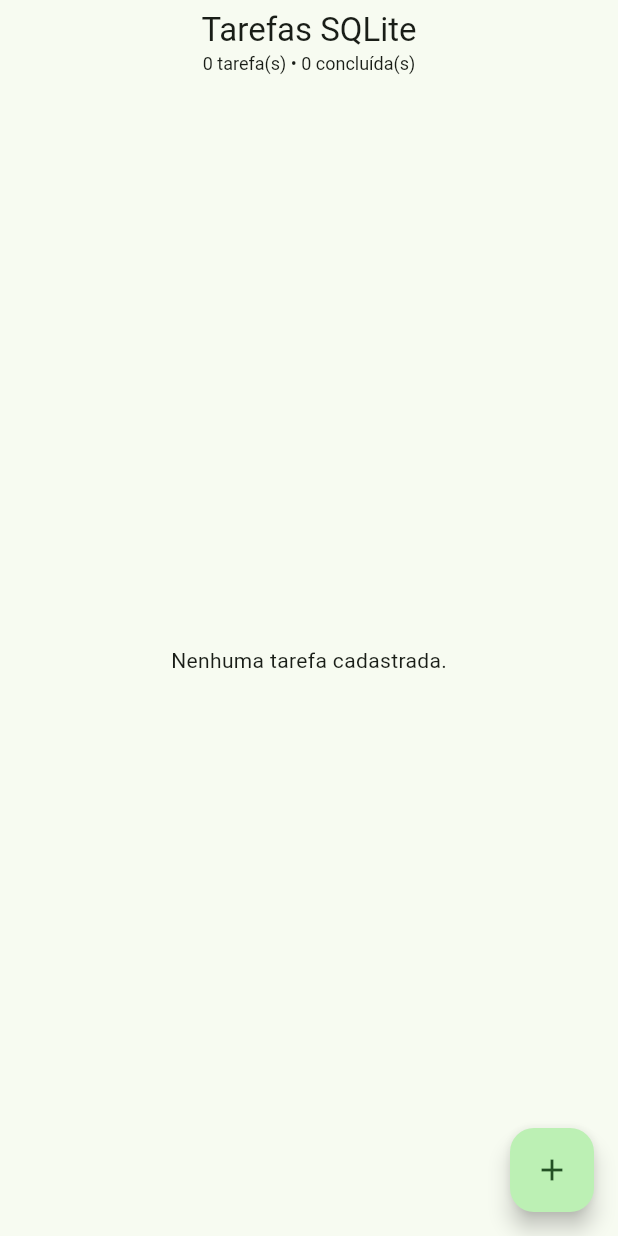
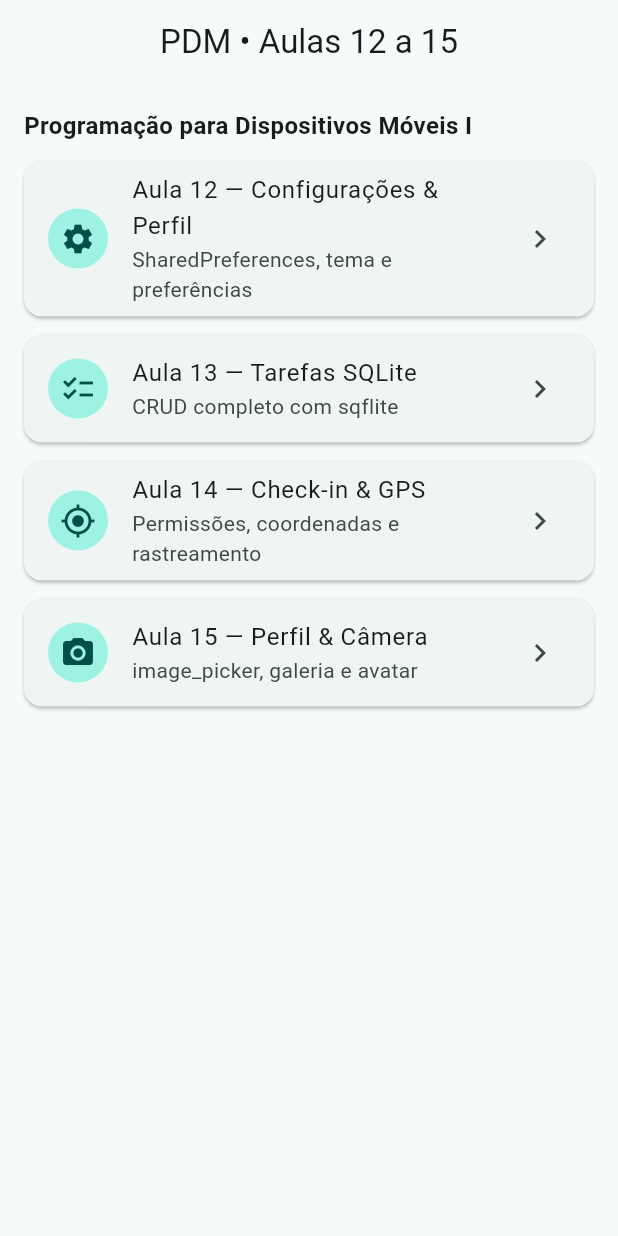
Before and after one commit to JoaopedroRib06/aula08-Listas, a Flutter app: the screen it shows after launch, on a phone screen of 412 x 824 dp. Run offline on Flutter 3.47's test engine with Material 3 defaults, Android fonts, the phone set to English and light mode, and no system bars; our stand-ins replace geolocator, image_picker, shared_preferences, sqflite; accounts and stored records are empty.

Commit message:
feat: integra aulas 12 a 15 em tela inicial com navegacao e testes

```diff
--- a/lib/main.dart
+++ b/lib/main.dart
@@ -1,19 +1,46 @@
 import 'package:flutter/material.dart';
 
-import 'screens/tarefas_screen.dart';
+import 'screens/home_screen.dart';
+import 'services/preferences_service.dart';
 
-void main() => runApp(const MeuApp());
+void main() async {
+  WidgetsFlutterBinding.ensureInitialized();
+  final service = PreferencesService();
+  final modoEscuroInicial = await service.obterModoEscuro();
+  runApp(MeuApp(modoEscuroInicial: modoEscuroInicial));
+}
 
-class MeuApp extends StatelessWidget {
-  const MeuApp({super.key});
+class MeuApp extends StatefulWidget {
+  final bool modoEscuroInicial;
+
+  const MeuApp({super.key, this.modoEscuroInicial = false});
+
+  @override
+  State<MeuApp> createState() => _MeuAppState();
+}
+
+class _MeuAppState extends State<MeuApp> {
+  late bool _modoEscuro;
+
+  @override
+  void initState() {
+    super.initState();
+    _modoEscuro = widget.modoEscuroInicial;
+  }
+
+  void _alternarTema(bool valor) {
+    setState(() => _modoEscuro = valor);
+  }
 
   @override
   Widget build(BuildContext context) {
     return MaterialApp(
       debugShowCheckedModeBanner: false,
-      title: 'Aula 13 - SQLite',
-      theme: ThemeData(useMaterial3: true, colorSchemeSeed: Colors.green),
-      home: const TarefasScreen(),
+      title: 'PDM - Aulas 12 a 15',
+      themeMode: _modoEscuro ? ThemeMode.dark : ThemeMode.light,
+      theme: ThemeData(useMaterial3: true, colorSchemeSeed: Colors.teal),
+      darkTheme: ThemeData.dark(useMaterial3: true),
+      home: HomeScreen(onTemaAlterado: _alternarTema),
     );
   }
 }
--- /dev/null
+++ b/lib/screens/home_screen.dart
@@ -0,0 +1,93 @@
+import 'package:flutter/material.dart';
+
+import 'configuracoes_screen.dart';
+import 'geolocalizacao_screen.dart';
+import 'perfil_screen.dart';
+import 'tarefas_screen.dart';
+
+class HomeScreen extends StatelessWidget {
+  const HomeScreen({super.key, required this.onTemaAlterado});
+
+  final ValueChanged<bool> onTemaAlterado;
+
+  void _abrir(BuildContext context, Widget tela) {
+    Navigator.push(context, MaterialPageRoute(builder: (_) => tela));
+  }
+
+  @override
+  Widget build(BuildContext context) {
+    return Scaffold(
+      appBar: AppBar(
+        title: const Text('PDM • Aulas 12 a 15'),
+        centerTitle: true,
+      ),
+      body: ListView(
+        padding: const EdgeInsets.all(16),
+        children: [
+          const Padding(
+            padding: EdgeInsets.only(bottom: 12),
+            child: Text(
+              'Programação para Dispositivos Móveis I',
+              style: TextStyle(fontSize: 16, fontWeight: FontWeight.w600),
+            ),
+          ),
+          _AulaCard(
+            icon: Icons.settings,
+            titulo: 'Aula 12 — Configurações & Perfil',
+            subtitulo: 'SharedPreferences, tema e preferências',
+            onTap: () => _abrir(
+              context,
+              ConfiguracoesScreen(onTemaAlterado: onTemaAlterado),
+            ),
+          ),
+          _AulaCard(
+            icon: Icons.checklist,
+            titulo: 'Aula 13 — Tarefas SQLite',
+            subtitulo: 'CRUD completo com sqflite',
+            onTap: () => _abrir(context, const TarefasScreen()),
+          ),
+          _AulaCard(
+            icon: Icons.gps_fixed,
+            titulo: 'Aula 14 — Check-in & GPS',
+            subtitulo: 'Permissões, coordenadas e rastreamento',
+            onTap: () => _abrir(context, const GeolocalizacaoScreen()),
+          ),
+          _AulaCard(
+            icon: Icons.photo_camera,
+            titulo: 'Aula 15 — Perfil & Câmera',
+            subtitulo: 'image_picker, galeria e avatar',
+            onTap: () => _abrir(context, const PerfilScreen()),
+          ),
+        ],
+      ),
+    );
+  }
+}
+
+class _AulaCard extends StatelessWidget {
+  const _AulaCard({
+    required this.icon,
+    required this.titulo,
+    required this.subtitulo,
+    required this.onTap,
+  });
+
+  final IconData icon;
+  final String titulo;
+  final String subtitulo;
+  final VoidCallback onTap;
+
+  @override
+  Widget build(BuildContext context) {
+    return Card(
+      margin: const EdgeInsets.only(bottom: 12),
+      child: ListTile(
+        leading: CircleAvatar(child: Icon(icon)),
+        title: Text(titulo),
+        subtitle: Text(subtitulo),
+        trailing: const Icon(Icons.chevron_right),
+        onTap: onTap,
+      ),
+    );
+  }
+}
```
Also changed, not shown: 1 other file.
